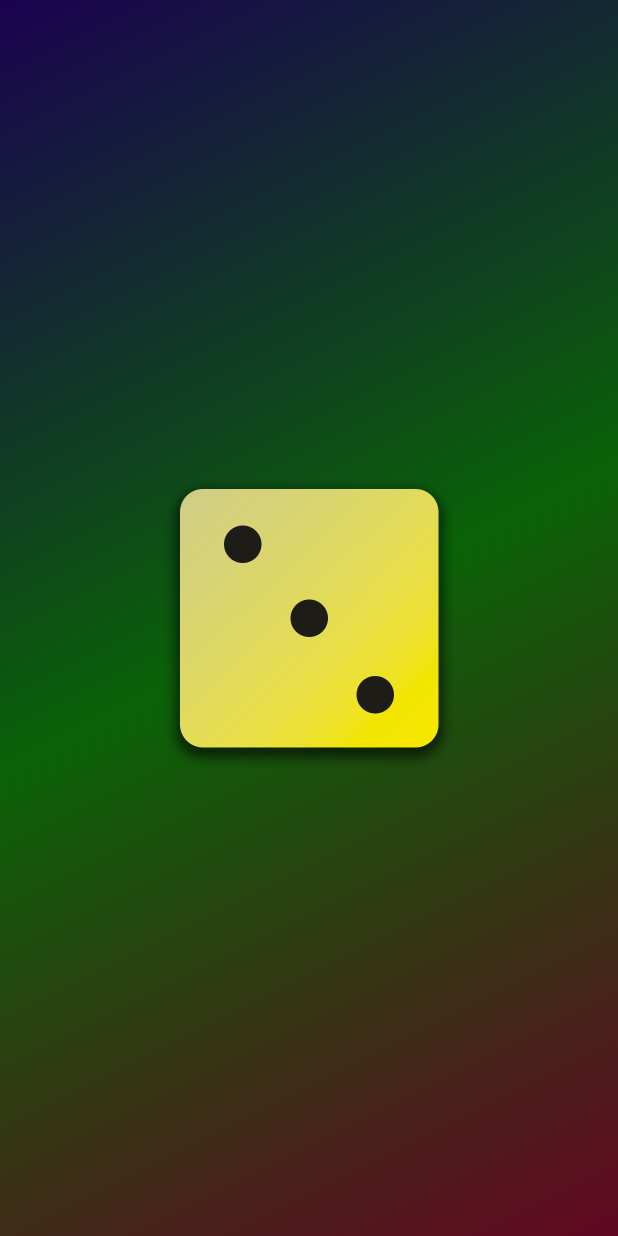
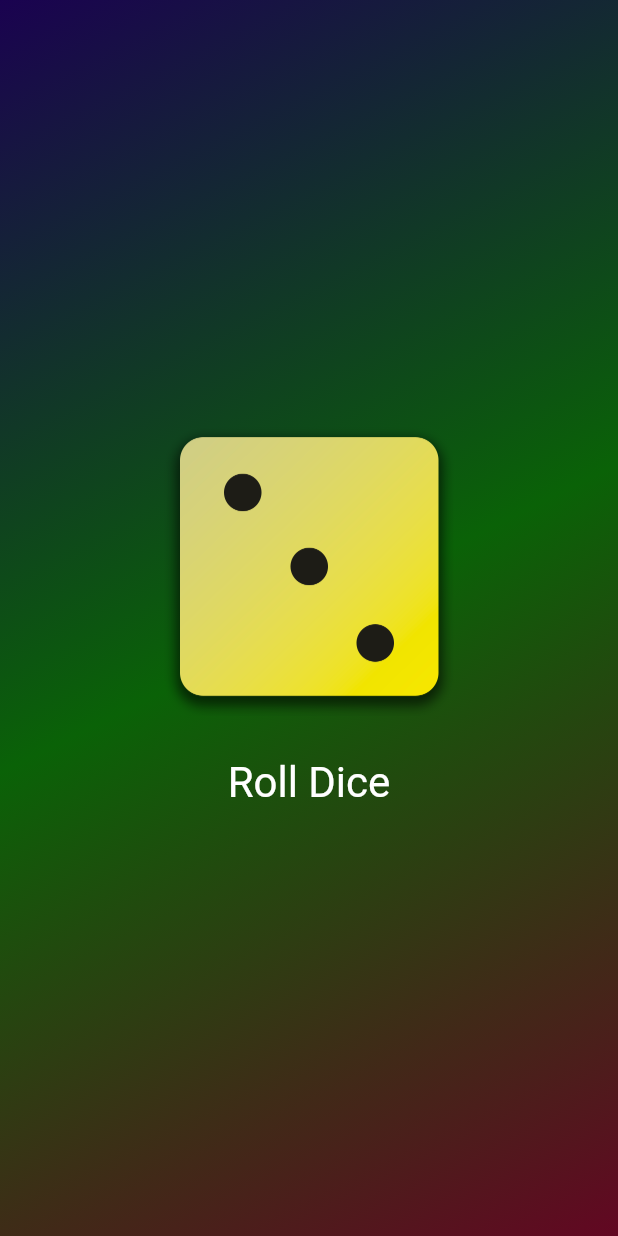
Before and after one commit to elsker14/roll-dice-app, a Flutter app: the screen it shows after launch, on a phone screen of 412 x 824 dp. Run offline on Flutter 3.47's test engine with Material 3 defaults, Android fonts, the phone set to English and light mode, and no system bars.

Commit message:
added necessary styling to image and button on display

```diff
--- a/lib/gradient_container.dart
+++ b/lib/gradient_container.dart
@@ -24,6 +24,10 @@ class GradientContainer extends StatelessWidget {
     // additional constructor defined as .bc
     const GradientContainer.bc({super.key, required this.backgroundColours});
 
+    void rollDice() {
+
+    }
+
     @override
     Widget build(BuildContext context) {
         return Container(
@@ -35,7 +39,33 @@ class GradientContainer extends StatelessWidget {
                 )
             ),
             child: Center(
-                child: Image.asset('assets/images/dice-3.png', width: 200)
+                child: Column(
+                    mainAxisSize: MainAxisSize.min,
+                    children: [
+                        Image.asset(
+                            'assets/images/dice-3.png',
+                            width: 200
+                        ),
+                        const SizedBox(
+                            height: 20,
+                        ),
+                        TextButton(
+                            /* anonymous function (no name) that can only be used and called here
+                            onPressed: () {},*/
+                            onPressed: rollDice,
+                            style: TextButton.styleFrom(
+                                /* OR USE THE SizedBox widget as above (line 49)
+                                padding: const EdgeInsets.only(
+                                    top: 20
+                                ),*/
+                                foregroundColor: Colors.white,
+                                textStyle: const TextStyle(
+                                    fontSize: 28
+                                )
+                            ),
+                            child: const Text('Roll Dice')
+                        )
+                    ])
             )
         );
     }
```
